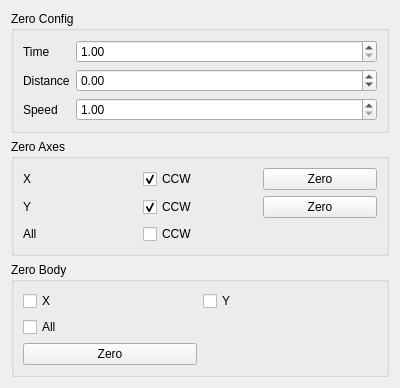
ww4u/megarobostudio, file source/wnd/ui/h2pref.ui: the form before one commit.
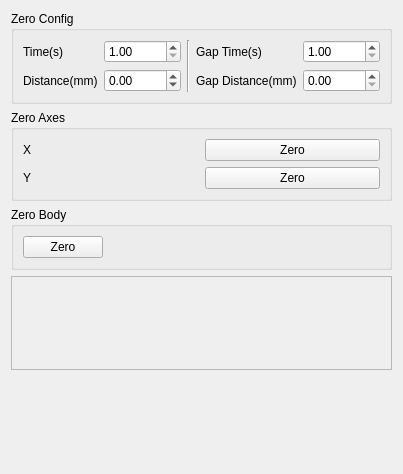
The form after the commit. Icons and pictures are not drawn.

```diff
--- a/source/wnd/ui/h2pref.ui
+++ b/source/wnd/ui/h2pref.ui
@@ -6,8 +6,8 @@
    <rect>
     <x>0</x>
     <y>0</y>
-    <width>400</width>
-    <height>366</height>
+    <width>398</width>
+    <height>474</height>
    </rect>
   </property>
   <property name="windowTitle">
@@ -19,52 +19,76 @@
      <property name="title">
       <string>Zero Config</string>
      </property>
-     <layout class="QFormLayout" name="formLayout_2">
-      <item row="1" column="0">
+     <layout class="QGridLayout" name="gridLayout_3">
+      <item row="0" column="0">
        <widget class="QLabel" name="label_7">
         <property name="text">
-         <string>Time</string>
+         <string>Time(s)</string>
         </property>
        </widget>
       </item>
-      <item row="1" column="1">
-       <widget class="QDoubleSpinBox" name="spinZeroTime">
-        <property name="minimum">
-         <double>1.000000000000000</double>
-        </property>
-       </widget>
-      </item>
-      <item row="2" column="0">
-       <widget class="QLabel" name="label_9">
+      <item row="1" column="3">
+       <widget class="QLabel" name="label_5">
         <property name="text">
-         <string>Distance</string>
+         <string>Gap Distance(mm)</string>
         </property>
        </widget>
       </item>
-      <item row="2" column="1">
+      <item row="1" column="1">
        <widget class="QDoubleSpinBox" name="spinZeroAngle">
         <property name="minimum">
          <double>-360.000000000000000</double>
         </property>
         <property name="maximum">
-         <double>360.000000000000000</double>
+         <double>10000.000000000000000</double>
         </property>
        </widget>
       </item>
-      <item row="3" column="0">
-       <widget class="QLabel" name="label_8">
+      <item row="1" column="4">
+       <widget class="QDoubleSpinBox" name="spinGapDist">
+        <property name="maximum">
+         <double>10000.000000000000000</double>
+        </property>
+       </widget>
+      </item>
+      <item row="0" column="2" rowspan="2">
+       <widget class="Line" name="line">
+        <property name="orientation">
+         <enum>Qt::Vertical</enum>
+        </property>
+       </widget>
+      </item>
+      <item row="0" column="3">
+       <widget class="QLabel" name="label_4">
         <property name="text">
-         <string>Speed</string>
+         <string>Gap Time(s)</string>
         </property>
        </widget>
       </item>
-      <item row="3" column="1">
-       <widget class="QDoubleSpinBox" name="spinZeroSpeed">
+      <item row="0" column="4">
+       <widget class="QDoubleSpinBox" name="spinGapTime">
         <property name="minimum">
          <double>1.000000000000000</double>
         </property>
         <property name="maximum">
-         <double>10.000000000000000</double>
+         <double>100.000000000000000</double>
+        </property>
+       </widget>
+      </item>
+      <item row="0" column="1">
+       <widget class="QDoubleSpinBox" name="spinZeroTime">
+        <property name="minimum">
+         <double>1.000000000000000</double>
+        </property>
+        <property name="maximum">
+         <double>100.000000000000000</double>
+        </property>
+       </widget>
+      </item>
+      <item row="1" column="0">
+       <widget class="QLabel" name="label_9">
+        <property name="text">
+         <string>Distance(mm)</string>
         </property>
        </widget>
       </item>
@@ -77,68 +101,34 @@
       <string>Zero Axes</string>
      </property>
      <layout class="QGridLayout" name="gridLayout">
-      <item row="0" column="0">
-       <widget class="QLabel" name="label">
-        <property name="text">
-         <string>X</string>
-        </property>
-       </widget>
-      </item>
-      <item row="1" column="1">
-       <widget class="QCheckBox" name="chkYCcw">
-        <property name="text">
-         <string>CCW</string>
-        </property>
-        <property name="checked">
-         <bool>true</bool>
-        </property>
-       </widget>
-      </item>
       <item row="0" column="1">
-       <widget class="QCheckBox" name="chkXCcw">
-        <property name="text">
-         <string>CCW</string>
-        </property>
-        <property name="checked">
-         <bool>true</bool>
-        </property>
-       </widget>
-      </item>
-      <item row="1" column="0">
-       <widget class="QLabel" name="label_2">
-        <property name="text">
-         <string>Y</string>
-        </property>
-       </widget>
-      </item>
-      <item row="0" column="2">
        <widget class="QPushButton" name="btnZeroX">
         <property name="text">
          <string>Zero</string>
         </property>
        </widget>
       </item>
-      <item row="1" column="2">
+      <item row="1" column="0">
+       <widget class="QLabel" name="label_2">
+        <property name="text">
+         <string>Y</string>
+        </property>
+       </widget>
+      </item>
+      <item row="0" column="0">
+       <widget class="QLabel" name="label">
+        <property name="text">
+         <string>X</string>
+        </property>
+       </widget>
+      </item>
+      <item row="1" column="1">
        <widget class="QPushButton" name="btnZeroY">
         <property name="text">
          <string>Zero</string>
         </property>
        </widget>
       </item>
-      <item row="2" column="1">
-       <widget class="QCheckBox" name="chkAllCcw">
-        <property name="text">
-         <string>CCW</string>
-        </property>
-       </widget>
-      </item>
-      <item row="2" column="0">
-       <widget class="QLabel" name="label_10">
-        <property name="text">
-         <string>All</string>
-        </property>
-       </widget>
-      </item>
      </layout>
     </widget>
    </item>
@@ -147,29 +137,8 @@
      <property name="title">
       <string>Zero Body</string>
      </property>
-     <layout class="QGridLayout" name="gridLayout_2">
-      <item row="0" column="1">
-       <widget class="QCheckBox" name="chkYBody">
-        <property name="text">
-         <string>Y</string>
-        </property>
-       </widget>
-      </item>
+     <layout class="QFormLayout" name="formLayout">
       <item row="0" column="0">
-       <widget class="QCheckBox" name="chkXBody">
-        <property name="text">
-         <string>X</string>
-        </property>
-       </widget>
-      </item>
-      <item row="1" column="0">
-       <widget class="QCheckBox" name="chkAllBody">
-        <property name="text">
-         <string>All</string>
-        </property>
-       </widget>
-      </item>
-      <item row="2" column="0">
        <widget class="QPushButton" name="btnZeroBody">
         <property name="text">
          <string>Zero</string>
@@ -179,6 +148,56 @@
      </layout>
     </widget>
    </item>
+   <item>
+    <widget class="QScrollArea" name="scrollArea">
+     <property name="frameShadow">
+      <enum>QFrame::Raised</enum>
+     </property>
+     <property name="lineWidth">
+      <number>0</number>
+     </property>
+     <property name="widgetResizable">
+      <bool>true</bool>
+     </property>
+     <widget class="QWidget" name="scrollAreaWidgetContents">
+      <property name="geometry">
+       <rect>
+        <x>0</x>
+        <y>0</y>
+        <width>361</width>
+        <height>168</height>
+       </rect>
+      </property>
+      <layout class="QVBoxLayout" name="verticalLayout_2">
+       <item>
+        <widget class="QLabel" name="label_3">
+         <property name="maximumSize">
+          <size>
+           <width>240</width>
+           <height>150</height>
+          </size>
+         </property>
+         <property name="frameShadow">
+          <enum>QFrame::Plain</enum>
+         </property>
+         <property name="lineWidth">
+          <number>0</number>
+         </property>
+         <property name="text">
+          <string/>
+         </property>
+         <property name="pixmap">
+          <pixmap resource="../res/res.qrc">:/res/image/joint/mrx-h2_geo.png</pixmap>
+         </property>
+         <property name="scaledContents">
+          <bool>true</bool>
+         </property>
+        </widget>
+       </item>
+      </layout>
+     </widget>
+    </widget>
+   </item>
    <item>
     <spacer name="verticalSpacer">
      <property name="orientation">
```
Left out of the diff: 4 changed lines with no effect on the pictures.
